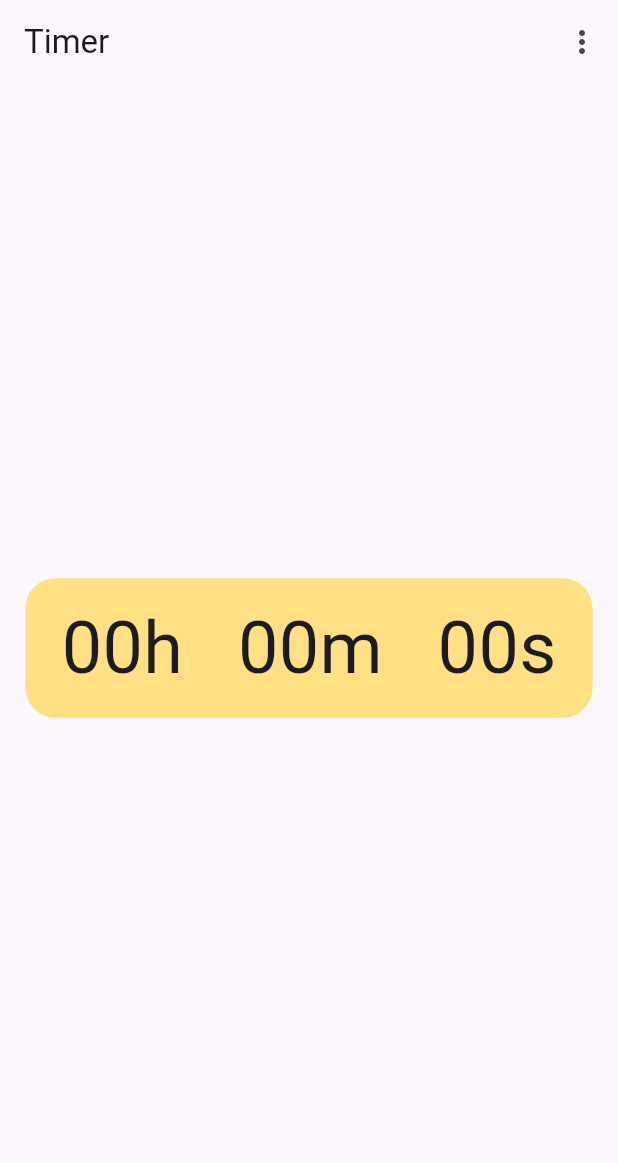
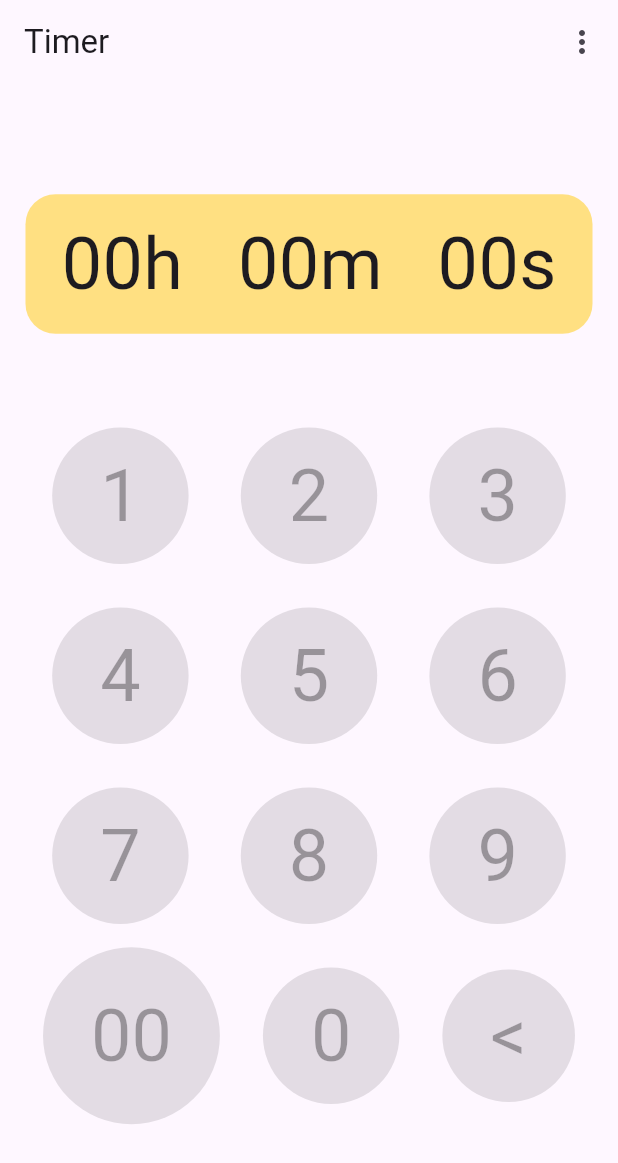
Before and after one commit to Palant-ir/project2-createTimer, a Flutter app: the screen it shows after launch, on a phone screen of 412 x 824 dp. Shown: the top 1163 px of the screen. Run offline on Flutter 3.47's test engine with Material 3 defaults, Android fonts, the phone set to English and light mode, and no system bars.

Commit message:
implemented keypad

```diff
--- /dev/null
+++ b/lib/keypad.dart
@@ -0,0 +1,104 @@
+import 'package:flutter/material.dart';
+
+class KeyPad extends StatelessWidget {
+  const KeyPad({super.key});
+
+  @override
+  Widget build(BuildContext context) {
+    final ButtonStyle style = ElevatedButton.styleFrom(
+      textStyle: const TextStyle(fontSize: 48),
+      shape: const CircleBorder(),
+      padding: const EdgeInsets.all(32),
+      // minimumSize: const Size.fromRadius(10),
+    );
+
+    return Column(
+      children: [
+        Row(
+          mainAxisSize: MainAxisSize.max,
+          mainAxisAlignment: MainAxisAlignment.spaceEvenly,
+          children: [
+            ElevatedButton(
+              onPressed: null,
+              style: style,
+              child: const Text('1'),
+            ),
+            ElevatedButton(
+              onPressed: null,
+              style: style,
+              child: const Text('2'),
+            ),
+            ElevatedButton(
+              onPressed: null,
+              style: style,
+              child: const Text('3'),
+            )
+          ],
+        ),
+        Row(
+          mainAxisSize: MainAxisSize.max,
+          mainAxisAlignment: MainAxisAlignment.spaceEvenly,
+          children: [
+            ElevatedButton(
+              onPressed: null,
+              style: style,
+              child: const Text('4'),
+            ),
+            ElevatedButton(
+              onPressed: null,
+              style: style,
+              child: const Text('5'),
+            ),
+            ElevatedButton(
+              onPressed: null,
+              style: style,
+              child: const Text('6'),
+            )
+          ],
+        ),
+        Row(
+          mainAxisSize: MainAxisSize.max,
+          mainAxisAlignment: MainAxisAlignment.spaceEvenly,
+          children: [
+            ElevatedButton(
+              onPressed: null,
+              style: style,
+              child: const Text('7'),
+            ),
+            ElevatedButton(
+              onPressed: null,
+              style: style,
+              child: const Text('8'),
+            ),
+            ElevatedButton(
+              onPressed: null,
+              style: style,
+              child: const Text('9'),
+            )
+          ],
+        ),
+        Row(
+          mainAxisSize: MainAxisSize.max,
+          mainAxisAlignment: MainAxisAlignment.spaceEvenly,
+          children: [
+            ElevatedButton(
+              onPressed: null,
+              style: style,
+              child: const Text('00'),
+            ),
+            ElevatedButton(
+              onPressed: null,
+              style: style,
+              child: const Text('0'),
+            ),
+            ElevatedButton(
+              onPressed: null,
+              style: style,
+              child: const Text('<'),
+            )
+          ],
+        ),
+      ],
+    );
+  }
+}
--- a/lib/main.dart
+++ b/lib/main.dart
@@ -1,6 +1,9 @@
+import 'package:create_timer/keypad.dart';
 import 'package:flutter/material.dart';
+import 'package:flutter/rendering.dart';
 
 void main() {
+  // debugPaintSizeEnabled = false;
   runApp(const MainApp());
 }
 
@@ -10,7 +13,7 @@ class MainApp extends StatelessWidget {
   @override
   Widget build(BuildContext context) {
     Widget timerDisplay = Container(
-      margin: const EdgeInsets.only(bottom: 16),
+      margin: const EdgeInsets.only(bottom: 48),
       padding: const EdgeInsets.symmetric(
         vertical: 12,
         horizontal: 24,
@@ -24,6 +27,7 @@ class MainApp extends StatelessWidget {
         style: TextStyle(fontSize: 48),
       ),
     );
+
     return MaterialApp(
       debugShowCheckedModeBanner: false,
       home: Scaffold(
@@ -41,6 +45,7 @@ class MainApp extends StatelessWidget {
             mainAxisSize: MainAxisSize.min,
             children: [
               timerDisplay,
+              const KeyPad(),
             ],
           ),
         ),
```
Also changed, not shown: lib/keypad_functions.dart (added).
